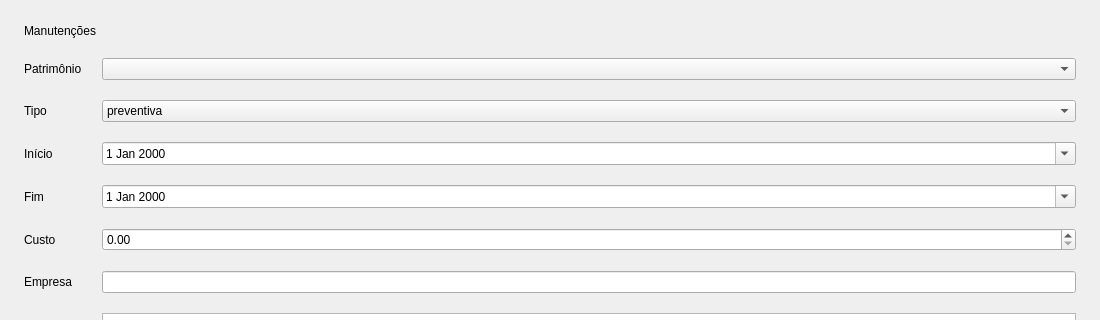
This is frontend/manutencao.ui in zecadelgado/patp as Qt 5 draws it before an edit; both pictures show x 0 to 1100 and y 0 to 320 of the 1100 by 759 pixel window. The edited form follows.
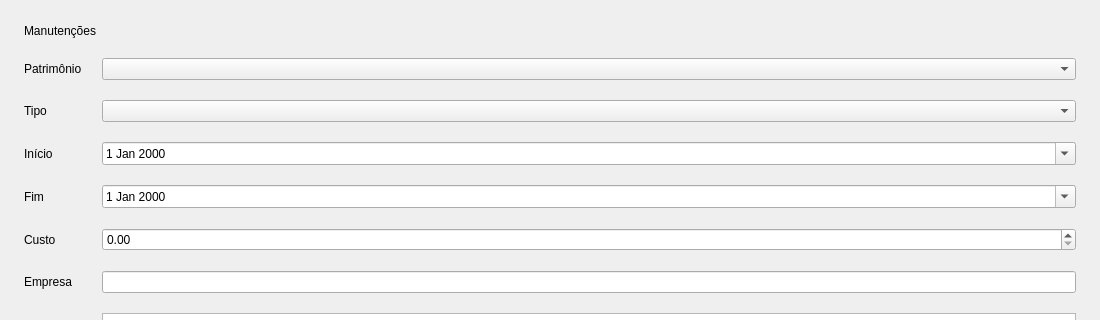
This is the edited form.

What changed in the file:
```diff
--- a/frontend/manutencao.ui
+++ b/frontend/manutencao.ui
@@ -61,16 +61,6 @@
           </item>
           <item row="1" column="1">
             <widget class="QComboBox" name="cb_tipo">
-              <item>
-                <property name="text">
-                  <string>preventiva</string>
-                </property>
-              </item>
-              <item>
-                <property name="text">
-                  <string>corretiva</string>
-                </property>
-              </item>
             </widget>
           </item>
           <item row="2" column="0">
```
Left out of the diff: 4 changed lines with no effect on the pictures. Lines whose indentation alone changed are shown as unchanged.
